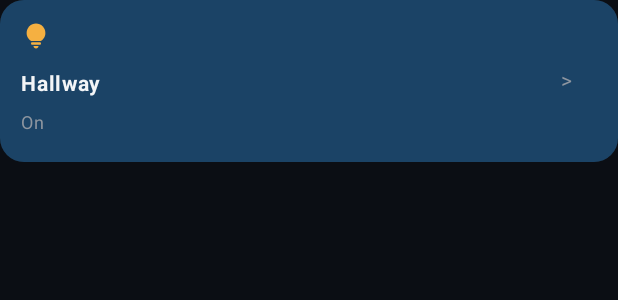
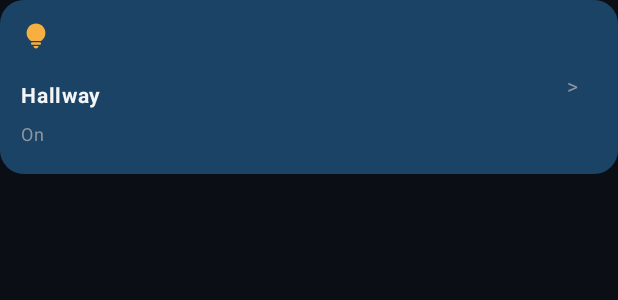
Before and after one commit to lorenzocucchipro/Smart-Lights-Control, an Android app built with Jetpack Compose: the @Preview function LightWidgetCardNonDimmablePreview, on a phone screen of 412 x 824 dp. Shown: the top 300 px of the screen. Run offline under Robolectric (Android 15) with nearby library versions, the phone set to English and light mode, and no system bars.

Commit message:
fix(ui): accessibility, layout, gesture, and input fixes for widget cards and assistant bar
- Replace fixed .height(108.dp) with .heightIn(min = 108.dp).height(IntrinsicSize.Min) on
  LightWidgetCard and StaticControlCard so cards expand vertically without clipping at large
  font scales while preserving the 108dp Figma baseline
- Add explicit Spacer(18.dp) between top icon and bottom labels Column in both LightWidgetCard
  and StaticControlCard left content Column to guarantee consistent spacing under
  Arrangement.SpaceBetween at all font scales
- Separate sibling touch zones on LightWidgetCard: left Column owns detectHorizontalDragGestures
  and detectTapGestures with its own padding; right Box owns a clean
  Modifier.clickable(role=Role.Button, onClickLabel=...) for the chevron so drawer open
  and brightness swipe/toggle tap never interfere with each other
- Add .imePadding() to AssistantBottomBar root Column so the bar lifts cleanly above the
  soft keyboard when it appears
- Replace static Text placeholder in AssistantBottomBar with BasicTextField backed by
  mutableStateOf, singleLine=true, AccentBlue cursor brush, and decorationBox placeholder
  so tapping the field opens the device keyboard

```diff
--- a/app/src/main/java/com/smartlights/control/presentation/ui/components/LightWidgetCard.kt
+++ b/app/src/main/java/com/smartlights/control/presentation/ui/components/LightWidgetCard.kt
@@ -1,16 +1,19 @@
 package com.smartlights.control.presentation.ui.components
 
+import androidx.compose.foundation.clickable
 import androidx.compose.foundation.gestures.detectHorizontalDragGestures
 import androidx.compose.foundation.gestures.detectTapGestures
 import androidx.compose.foundation.layout.Arrangement
 import androidx.compose.foundation.layout.Box
 import androidx.compose.foundation.layout.Column
+import androidx.compose.foundation.layout.IntrinsicSize
 import androidx.compose.foundation.layout.Row
 import androidx.compose.foundation.layout.Spacer
 import androidx.compose.foundation.layout.defaultMinSize
 import androidx.compose.foundation.layout.fillMaxHeight
 import androidx.compose.foundation.layout.fillMaxSize
 import androidx.compose.foundation.layout.height
+import androidx.compose.foundation.layout.heightIn
 import androidx.compose.foundation.layout.padding
 import androidx.compose.foundation.layout.size
 import androidx.compose.foundation.shape.RoundedCornerShape
@@ -33,6 +36,7 @@ import androidx.compose.ui.Modifier
 import androidx.compose.ui.draw.drawBehind
 import androidx.compose.ui.input.pointer.pointerInput
 import androidx.compose.ui.layout.onSizeChanged
+import androidx.compose.ui.semantics.Role
 import androidx.compose.ui.semantics.contentDescription
 import androidx.compose.ui.semantics.semantics
 import androidx.compose.ui.text.font.FontWeight
@@ -93,7 +97,8 @@ fun LightWidgetCard(
 
     Surface(
         modifier = modifier
-            .height(108.dp)
+            .heightIn(min = 108.dp)
+            .height(IntrinsicSize.Min)
             .semantics { contentDescription = "${light.name}, $statusText. $toggleAction" },
         shape = RoundedCornerShape(16.dp),
         color = SurfaceCard,
@@ -109,7 +114,15 @@ fun LightWidgetCard(
                             size = androidx.compose.ui.geometry.Size(size.width * fillFraction, size.height),
                         )
                     }
-                }
+                },
+            verticalAlignment = Alignment.CenterVertically,
+        ) {
+            // Left zone: tap-to-toggle + horizontal brightness swipe
+            Column(
+                modifier = Modifier
+                    .weight(1f)
+                    .fillMaxHeight()
+                    .defaultMinSize(minWidth = 44.dp, minHeight = 44.dp)
                     .pointerInput(light.id) {
                         detectHorizontalDragGestures(
                             onDragStart = {
@@ -136,20 +149,12 @@ fun LightWidgetCard(
                             },
                         )
                     }
-                .padding(start = 14.dp, end = 6.dp, top = 14.dp, bottom = 14.dp),
-            verticalAlignment = Alignment.CenterVertically,
-        ) {
-            // Main tap area
-            Column(
-                modifier = Modifier
-                    .weight(1f)
-                    .fillMaxHeight()
-                    .defaultMinSize(minWidth = 44.dp, minHeight = 44.dp)
                     .pointerInput(light.id) {
                         detectTapGestures(onTap = {
                             if (!isDragging) currentOnTogglePower()
                         })
-                    },
+                    }
+                    .padding(start = 14.dp, top = 14.dp, bottom = 14.dp, end = 8.dp),
                 verticalArrangement = Arrangement.SpaceBetween,
             ) {
                 Icon(
@@ -158,6 +163,7 @@ fun LightWidgetCard(
                     tint = if (light.isOn) BulbAmber else TextSecondary,
                     modifier = Modifier.size(20.dp),
                 )
+                Spacer(modifier = Modifier.height(18.dp))
                 Column {
                     Text(
                         text = light.name,
@@ -172,23 +178,18 @@ fun LightWidgetCard(
                 }
             }
 
-            // Chevron drawer trigger
+            // Right zone: chevron drawer trigger — independent touch area
             Box(
                 contentAlignment = Alignment.Center,
                 modifier = Modifier
-                    .defaultMinSize(minWidth = 44.dp, minHeight = 44.dp)
                     .fillMaxHeight()
+                    .defaultMinSize(minWidth = 48.dp, minHeight = 48.dp)
                     .semantics { contentDescription = "Open ${light.name} details" }
-                    .pointerInput(Unit) {
-                        awaitPointerEventScope {
-                            while (true) {
-                                val event = awaitPointerEvent()
-                                if (event.changes.any { it.pressed.not() && it.previousPressed }) {
-                                    onOpenDrawer()
-                                }
-                            }
-                        }
-                    },
+                    .clickable(
+                        role = Role.Button,
+                        onClickLabel = "Open ${light.name} details",
+                        onClick = { onOpenDrawer() },
+                    ),
             ) {
                 Text(text = ">", color = TextSecondary, fontSize = 14.sp, modifier = Modifier.padding(end = 12.dp))
             }
```
Also changed, not shown: app/src/main/java/com/smartlights/control/presentation/ui/components/HomePlaceholders.kt (+36 -4 lines). Lines whose indentation alone changed are shown as unchanged.
